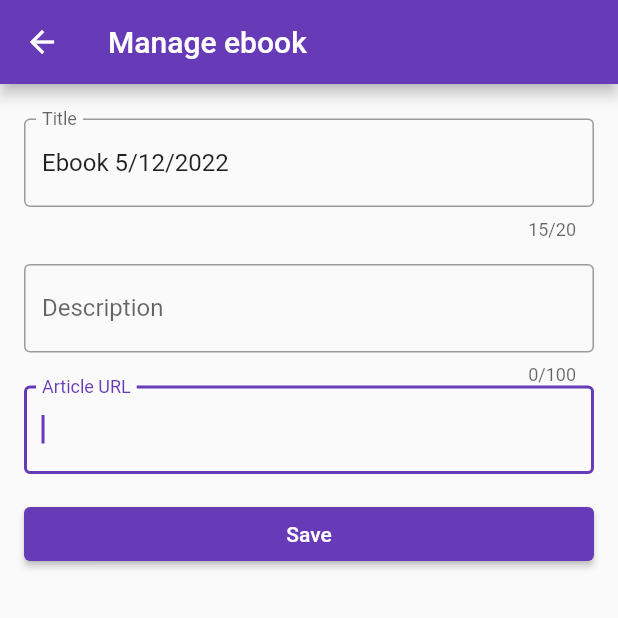
After one commit to Greg0/webook, a Flutter app: the screen it shows after launch, after a tap on the "add" icon, on a phone screen of 412 x 824 dp, the top half of it. The commit adds this screen. Run offline on Flutter 3.47's test engine with Material 2 defaults, Android fonts, the phone set to English and light mode, and no system bars; our stand-ins replace email_validator, hive, hive_flutter; accounts and stored records are empty.

Commit message:
Add ebook model and screens

```diff
--- a/lib/main.dart
+++ b/lib/main.dart
@@ -1,18 +1,28 @@
 import 'package:webook/models/device.dart';
+import 'package:webook/models/ebook.dart';
 import 'package:webook/screens/devices.dart';
 import 'package:flutter/material.dart';
+import 'package:hive/src/box/default_key_comparator.dart';
 import 'package:hive_flutter/hive_flutter.dart';
 import 'package:webook/screens/home.dart';
 
+const webookApi = 'https://epub.press/api/v1';
+
 const devicesBox = 'devices';
+const ebooksBox = 'ebooks';
 
 Future main() async {
   await Hive.initFlutter();
 
   Hive.registerAdapter(DeviceAdapter());
   Hive.registerAdapter(EbookFormatAdapter());
+  Hive.registerAdapter(BookAdapter());
 
   await Hive.openBox<Device>(devicesBox);
+  await Hive.openBox<Book>(
+      ebooksBox,
+      keyComparator: (dynamic k1, dynamic k2) => -1 * defaultKeyComparator(k1, k2) // DESC ordering
+  );
   runApp(WEBookApp());
 }
 
--- a/lib/models/device.dart
+++ b/lib/models/device.dart
@@ -1,4 +1,3 @@
-import 'dart:ffi';
 import 'package:hive/hive.dart';
 
 part 'device.g.dart';
--- /dev/null
+++ b/lib/models/ebook.dart
@@ -0,0 +1,28 @@
+import 'package:hive/hive.dart';
+
+part 'ebook.g.dart';
+
+@HiveType(typeId: 2)
+class Book {
+  @HiveField(0)
+  String title;
+  @HiveField(1)
+  String description;
+  @HiveField(2)
+  String author;
+  @HiveField(3)
+  String genre;
+  @HiveField(4)
+  String? coverPath;
+  @HiveField(5)
+  String url;
+
+  Book(
+      this.title,
+      this.description,
+      this.author,
+      this.genre,
+      this.coverPath,
+      this.url
+  );
+}
--- /dev/null
+++ b/lib/screens/ebook_form.dart
@@ -0,0 +1,131 @@
+import 'package:intl/date_symbol_data_local.dart';
+import 'dart:io';
+import 'package:intl/intl.dart';
+import 'package:webook/main.dart';
+import 'package:flutter/material.dart';
+import 'package:hive_flutter/hive_flutter.dart';
+
+import '../models/ebook.dart';
+
+class EbookFormPage extends StatefulWidget {
+  final formKey = GlobalKey<FormState>();
+  final int? ebookIndex;
+
+  EbookFormPage({Key? key, required this.ebookIndex}) : super(key: key);
+
+  Book? get initialEbook {
+    if (ebookIndex != null) {
+      return Hive.box<Book>(ebooksBox).getAt(ebookIndex!);
+    }
+
+    return null;
+  }
+
+  @override
+  EbookFormState createState() => EbookFormState();
+}
+
+class EbookFormState extends State<EbookFormPage> {
+  late Book formState;
+
+  void onFormSubmit() {
+    var currentState2 = widget.formKey.currentState;
+    if (currentState2 != null && currentState2.validate()) {
+      Box<Book> box = Hive.box<Book>(ebooksBox);
+      if (widget.ebookIndex != null) {
+        box.putAt(widget.ebookIndex!, formState);
+      } else {
+        box.add(formState);
+      }
+      Navigator.of(context).pop();
+    }
+  }
+
+  @override
+  void initState() {
+    super.initState();
+    DateTime currentDate = DateTime.now();
+    initializeDateFormatting(Platform.localeName, null);
+    formState = widget.initialEbook ??
+        Book('Ebook ' + DateFormat.yMd(Platform.localeName).format(currentDate),
+            '', 'webook', 'ebook', '', '');
+  }
+
+  @override
+  Widget build(BuildContext context) {
+    return Scaffold(
+      appBar: AppBar(
+        title: const Text('Manage ebook'),
+      ),
+      body: Padding(
+        padding: const EdgeInsets.symmetric(vertical: 15.0, horizontal: 8.0),
+        child: Form(
+          key: widget.formKey,
+          child: ListView(
+            padding: const EdgeInsets.all(8.0),
+            children: <Widget>[
+              TextFormField(
+                maxLength: 20,
+                initialValue: formState.title,
+                decoration: const InputDecoration(
+                  labelText: "Title",
+                  border: OutlineInputBorder(),
+                ),
+                onChanged: (value) {
+                  setState(() {
+                    formState.title = value;
+                  });
+                },
+                validator: (val) =>
+                    val!.isNotEmpty ? null : 'Title must not be empty',
+              ),
+              const SizedBox(
+                height: 16,
+              ),
+              TextFormField(
+                  maxLength: 100,
+                  initialValue: formState.description,
+                  decoration: const InputDecoration(
+                    labelText: "Description",
+                    border: OutlineInputBorder(),
+                  ),
+                  onChanged: (value) {
+                    setState(() {
+                      formState.description = value;
+                    });
+                  }),
+              TextFormField(
+                  keyboardType: TextInputType.url,
+                  initialValue: formState.url,
+                  autofocus: true,
+                  decoration: const InputDecoration(
+                    labelText: "Article URL",
+                    border: OutlineInputBorder(),
+                  ),
+                  onChanged: (value) {
+                    setState(() {
+                      formState.url = value;
+                    });
+                  },
+                  validator: (val) {
+                    if (val!.isNotEmpty == false) {
+                      return 'URL must not be empty';
+                    }
+                    if (Uri.tryParse(val)?.isAbsolute == false) {
+                      return 'Type correct url';
+                    }
+                  }),
+              const SizedBox(
+                height: 16,
+              ),
+              ElevatedButton(
+                onPressed: onFormSubmit,
+                child: const Text("Save"),
+              ),
+            ],
+          ),
+        ),
+      ),
+    );
+  }
+}
--- a/lib/screens/home.dart
+++ b/lib/screens/home.dart
@@ -2,8 +2,13 @@
 // Use of this source code is governed by a BSD-style license that can be
 // found in the LICENSE file.
 
+import 'package:hive_flutter/hive_flutter.dart';
+import 'package:webook/main.dart';
 import 'package:webook/screens/devices.dart';
 import 'package:flutter/material.dart';
+import 'package:webook/screens/ebook_form.dart';
+
+import '../models/ebook.dart';
 
 class EBooksPage extends StatelessWidget {
   static const routeName = '/';
@@ -37,12 +42,78 @@ class EBooksPage extends StatelessWidget {
         ],
       ),
       // drawer: const NavigationDrawer(),
-      body: ListView.builder(
-        itemCount: 100,
-        cacheExtent: 20.0,
-        controller: ScrollController(),
-        padding: const EdgeInsets.symmetric(vertical: 16),
-        itemBuilder: (context, index) => ItemTile(index),
+      body: ValueListenableBuilder(
+          valueListenable: Hive.box<Book>(ebooksBox).listenable(),
+          builder: (context, Box<Book> box, _) {
+            if (box.values.isEmpty) {
+              return const Center(child: Text('Books list is empty'));
+            }
+
+            return ListView.builder(
+                itemCount: box.length,
+                itemBuilder: (context, index) {
+                  Book? book = box.getAt(index);
+                  if (book == null) {
+                    return const SizedBox.shrink();
+                  }
+
+                  return InkWell(
+                    onTap: () {
+                      Navigator.of(context).push(MaterialPageRoute(
+                          builder: (context) => EbookFormPage(ebookIndex: index)));
+                    },
+                    child: Card(
+                        child: Padding(
+                          padding: const EdgeInsets.all(8),
+                          child: Column(
+                            children: [
+                              ListTile(
+                                trailing: IconButton(
+                                  icon: const Icon(Icons.delete),
+                                  onPressed: () {
+                                    showDialog(
+                                      context: context,
+                                      barrierDismissible: true,
+                                      builder: (BuildContext context) => AlertDialog(
+                                        content: Text(
+                                          "Do you want to delete \"${book.title}\" device?",
+                                        ),
+                                        actions: <Widget>[
+                                          TextButton(
+                                            child: const Text("No"),
+                                            onPressed: () => Navigator.of(context).pop(),
+                                          ),
+                                          TextButton(
+                                            child: const Text("Yes"),
+                                            onPressed: () async {
+                                              Navigator.of(context).pop();
+                                              await box.deleteAt(index);
+                                            },
+                                          ),
+                                        ],
+                                      ),
+                                    );
+                                  },
+                                ),
+                                title: Text(book.title),
+                                subtitle: Text(book.url),
+                              )
+                            ],
+                          ),
+                        )),
+                  );
+                });
+          }),
+      floatingActionButton: Builder(
+        builder: (BuildContext context) {
+          return FloatingActionButton(
+            child: const Icon(Icons.add),
+              onPressed: () {
+                Navigator.of(context).push(MaterialPageRoute(
+                    builder: (context) => EbookFormPage(ebookIndex: null)));
+              }
+          );
+        },
       ),
     );
   }
--- a/pubspec.yaml
+++ b/pubspec.yaml
@@ -37,6 +37,7 @@ dependencies:
   email_validator: ^2.0.1
   hive: ^2.1.0
   hive_flutter: ^1.1.0
+  intl: ^0.17.0
 
 dev_dependencies:
   flutter_test:
```
Also changed, not shown: lib/models/ebook.g.dart (added), pubspec.lock.
